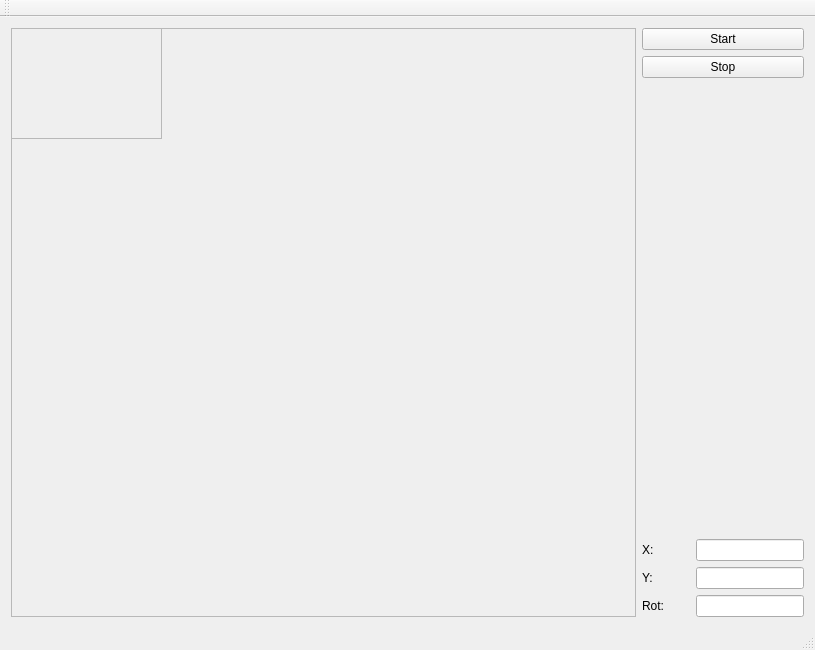
Before: the Qt Designer form demoRMR/mainwindow.ui in silviaprihodova/hmi_zadanie, drawn with Qt 5.
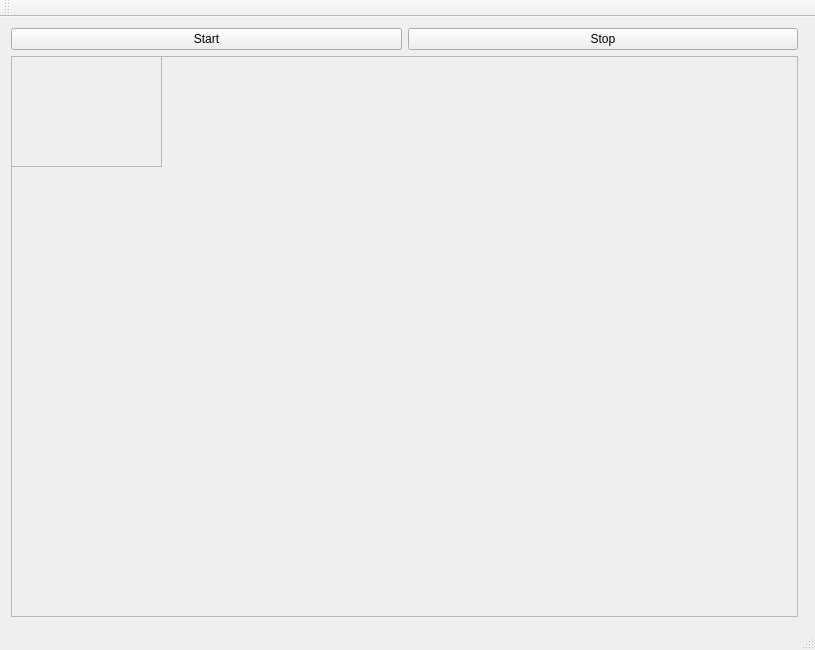
After: the same form once the commit is applied.

Diff of the .ui file:
```diff
--- a/demoRMR/mainwindow.ui
+++ b/demoRMR/mainwindow.ui
@@ -15,7 +15,7 @@
   </property>
   <widget class="QWidget" name="centralWidget">
    <layout class="QGridLayout" name="gridLayout">
-    <item row="3" column="0" colspan="2">
+    <item row="4" column="0" colspan="2">
      <spacer name="verticalSpacer_2">
       <property name="orientation">
        <enum>Qt::Vertical</enum>
@@ -31,129 +31,23 @@
       </property>
      </spacer>
     </item>
-    <item row="2" column="1">
-     <layout class="QVBoxLayout" name="verticalLayout_2">
-      <item>
-       <widget class="QPushButton" name="pushButton_9">
-        <property name="sizePolicy">
-         <sizepolicy hsizetype="Preferred" vsizetype="Fixed">
-          <horstretch>0</horstretch>
-          <verstretch>0</verstretch>
-         </sizepolicy>
-        </property>
-        <property name="minimumSize">
-         <size>
-          <width>162</width>
-          <height>0</height>
-         </size>
-        </property>
-        <property name="text">
-         <string>Start</string>
-        </property>
-       </widget>
-      </item>
-      <item>
-       <widget class="QPushButton" name="pushButton_4">
-        <property name="sizePolicy">
-         <sizepolicy hsizetype="Preferred" vsizetype="Fixed">
-          <horstretch>0</horstretch>
-          <verstretch>0</verstretch>
-         </sizepolicy>
-        </property>
-        <property name="text">
-         <string>Stop</string>
-        </property>
-       </widget>
-      </item>
-      <item>
-       <spacer name="verticalSpacer">
-        <property name="orientation">
-         <enum>Qt::Vertical</enum>
-        </property>
-        <property name="sizeHint" stdset="0">
-         <size>
-          <width>20</width>
-          <height>40</height>
-         </size>
-        </property>
-       </spacer>
-      </item>
-      <item>
-       <layout class="QGridLayout" name="gridLayout_3">
-        <item row="0" column="0">
-         <widget class="QLabel" name="label">
-          <property name="text">
-           <string>X:</string>
-          </property>
-         </widget>
-        </item>
-        <item row="1" column="1">
-         <widget class="QLineEdit" name="lineEdit_3">
-          <property name="sizePolicy">
-           <sizepolicy hsizetype="Fixed" vsizetype="Fixed">
-            <horstretch>0</horstretch>
-            <verstretch>0</verstretch>
-           </sizepolicy>
-          </property>
-          <property name="focusPolicy">
-           <enum>Qt::NoFocus</enum>
-          </property>
-          <property name="readOnly">
-           <bool>true</bool>
-          </property>
-         </widget>
-        </item>
-        <item row="0" column="1">
-         <widget class="QLineEdit" name="lineEdit_2">
-          <property name="sizePolicy">
-           <sizepolicy hsizetype="Fixed" vsizetype="Fixed">
-            <horstretch>0</horstretch>
-            <verstretch>0</verstretch>
-           </sizepolicy>
-          </property>
-          <property name="focusPolicy">
-           <enum>Qt::NoFocus</enum>
-          </property>
-          <property name="readOnly">
-           <bool>true</bool>
-          </property>
-         </widget>
-        </item>
-        <item row="2" column="1">
-         <widget class="QLineEdit" name="lineEdit_4">
-          <property name="sizePolicy">
-           <sizepolicy hsizetype="Fixed" vsizetype="Fixed">
-            <horstretch>0</horstretch>
-            <verstretch>0</verstretch>
-           </sizepolicy>
-          </property>
-          <property name="focusPolicy">
-           <enum>Qt::NoFocus</enum>
-          </property>
-          <property name="readOnly">
-           <bool>true</bool>
-          </property>
-         </widget>
-        </item>
-        <item row="2" column="0">
-         <widget class="QLabel" name="label_3">
-          <property name="text">
-           <string>Rot:</string>
-          </property>
-         </widget>
-        </item>
-        <item row="1" column="0">
-         <widget class="QLabel" name="label_2">
-          <property name="text">
-           <string>Y:</string>
-          </property>
-         </widget>
-        </item>
-       </layout>
-      </item>
-     </layout>
+    <item row="3" column="2">
+     <spacer name="horizontalSpacer">
+      <property name="orientation">
+       <enum>Qt::Horizontal</enum>
+      </property>
+      <property name="sizeType">
+       <enum>QSizePolicy::Minimum</enum>
+      </property>
+      <property name="sizeHint" stdset="0">
+       <size>
+        <width>0</width>
+        <height>0</height>
+       </size>
+      </property>
+     </spacer>
     </item>
-    <item row="2" column="0">
+    <item row="3" column="0">
      <widget class="QFrame" name="frame">
       <property name="sizePolicy">
        <sizepolicy hsizetype="MinimumExpanding" vsizetype="Expanding">
@@ -215,24 +109,41 @@
       </widget>
      </widget>
     </item>
-    <item row="1" column="1">
-     <layout class="QVBoxLayout" name="verticalLayout"/>
-    </item>
-    <item row="2" column="2">
-     <spacer name="horizontalSpacer">
-      <property name="orientation">
-       <enum>Qt::Horizontal</enum>
-      </property>
-      <property name="sizeType">
-       <enum>QSizePolicy::Minimum</enum>
-      </property>
-      <property name="sizeHint" stdset="0">
-       <size>
-        <width>0</width>
-        <height>0</height>
-       </size>
-      </property>
-     </spacer>
+    <item row="0" column="0">
+     <layout class="QHBoxLayout" name="horizontalLayout">
+      <item>
+       <widget class="QPushButton" name="pushButton_9">
+        <property name="sizePolicy">
+         <sizepolicy hsizetype="Preferred" vsizetype="Fixed">
+          <horstretch>0</horstretch>
+          <verstretch>0</verstretch>
+         </sizepolicy>
+        </property>
+        <property name="minimumSize">
+         <size>
+          <width>162</width>
+          <height>0</height>
+         </size>
+        </property>
+        <property name="text">
+         <string>Start</string>
+        </property>
+       </widget>
+      </item>
+      <item>
+       <widget class="QPushButton" name="pushButton_4">
+        <property name="sizePolicy">
+         <sizepolicy hsizetype="Preferred" vsizetype="Fixed">
+          <horstretch>0</horstretch>
+          <verstretch>0</verstretch>
+         </sizepolicy>
+        </property>
+        <property name="text">
+         <string>Stop</string>
+        </property>
+       </widget>
+      </item>
+     </layout>
     </item>
    </layout>
   </widget>
```
